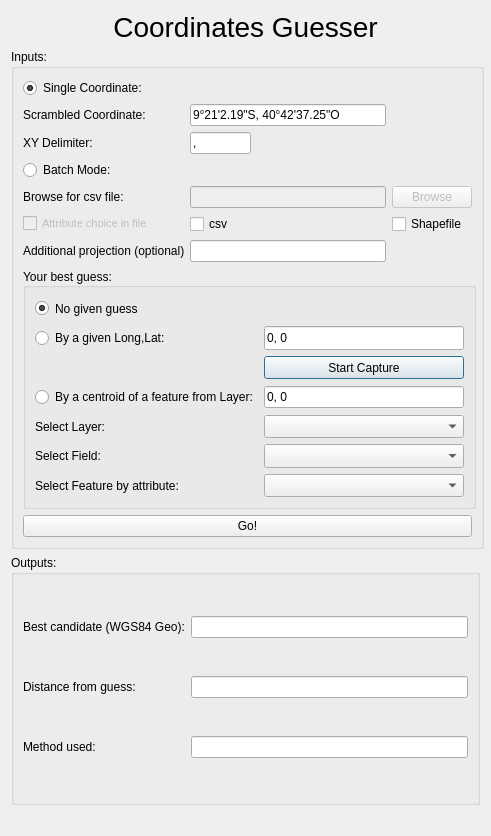
Above: CoordGuesser_dialog_base.ui from jicrbuh/CoordinateGuesser before the change. Below: the same form after it.
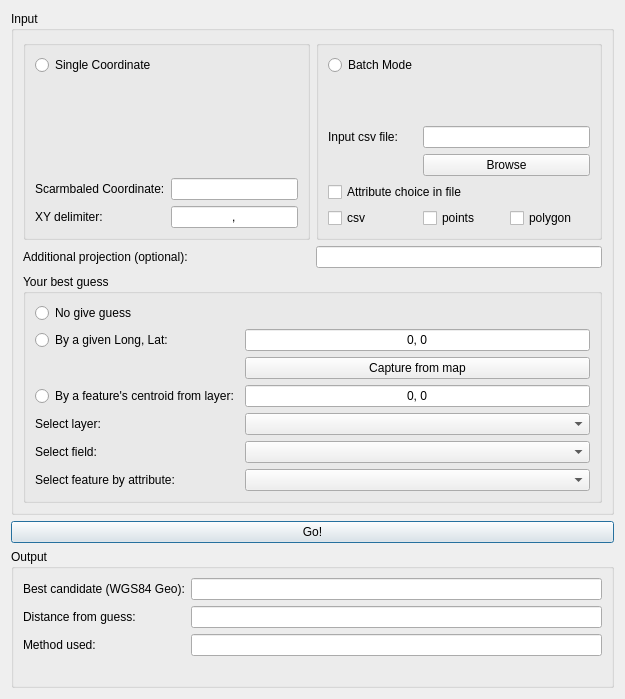
That is the form after the change.

Commit message: made new ui. need to fix the todo-s in CoordGuesser_dialog.py.

Diff of the .ui file:
```diff
--- a/CoordGuesser_dialog_base.ui
+++ b/CoordGuesser_dialog_base.ui
@@ -6,476 +6,289 @@
    <rect>
     <x>0</x>
     <y>0</y>
-    <width>491</width>
-    <height>836</height>
+    <width>625</width>
+    <height>699</height>
    </rect>
   </property>
-  <property name="minimumSize">
-   <size>
-    <width>491</width>
-    <height>633</height>
-   </size>
-  </property>
-  <property name="maximumSize">
-   <size>
-    <width>16777215</width>
-    <height>16777215</height>
-   </size>
-  </property>
   <property name="windowTitle">
    <string>CoordGuesser</string>
   </property>
   <layout class="QGridLayout" name="gridLayout">
-   <item row="3" column="0">
-    <widget class="QGroupBox" name="groupBox_outputs">
-     <property name="sizePolicy">
-      <sizepolicy hsizetype="Expanding" vsizetype="Expanding">
-       <horstretch>2</horstretch>
-       <verstretch>1</verstretch>
-      </sizepolicy>
-     </property>
-     <property name="minimumSize">
-      <size>
-       <width>376</width>
-       <height>111</height>
-      </size>
-     </property>
-     <property name="maximumSize">
-      <size>
-       <width>16777215</width>
-       <height>16777215</height>
-      </size>
-     </property>
+   <item row="4" column="0" colspan="2">
+    <widget class="QGroupBox" name="groupBox_3">
      <property name="title">
-      <string>Outputs:</string>
+      <string>Output</string>
      </property>
-     <property name="flat">
-      <bool>false</bool>
-     </property>
-     <layout class="QGridLayout" name="gridLayout_4">
-      <item row="0" column="0">
-       <widget class="QLabel" name="label_7">
-        <property name="text">
-         <string>Best candidate (WGS84 Geo):</string>
-        </property>
-       </widget>
+     <layout class="QGridLayout" name="gridLayout_3">
+      <item row="3" column="1">
+       <widget class="QLineEdit" name="method_used"/>
+      </item>
+      <item row="2" column="1">
+       <widget class="QLineEdit" name="distance"/>
       </item>
       <item row="0" column="1">
        <widget class="QLineEdit" name="out_xy"/>
       </item>
-      <item row="1" column="0">
-       <widget class="QLabel" name="label_8">
+      <item row="0" column="0">
+       <widget class="QLabel" name="label">
         <property name="text">
-         <string>Distance from guess:</string>
+         <string>Best candidate (WGS84 Geo):</string>
         </property>
        </widget>
       </item>
-      <item row="1" column="1">
-       <widget class="QLineEdit" name="distance"/>
-      </item>
-      <item row="2" column="0">
-       <widget class="QLabel" name="label_9">
+      <item row="3" column="0">
+       <widget class="QLabel" name="label_3">
         <property name="text">
          <string>Method used:</string>
         </property>
        </widget>
       </item>
-      <item row="2" column="1">
-       <widget class="QLineEdit" name="method_used"/>
+      <item row="2" column="0">
+       <widget class="QLabel" name="label_2">
+        <property name="text">
+         <string>Distance from guess:</string>
+        </property>
+       </widget>
       </item>
-     </layout>
-    </widget>
-   </item>
-   <item row="1" column="0">
-    <widget class="QGroupBox" name="groupBox_inputs">
-     <property name="sizePolicy">
-      <sizepolicy hsizetype="Expanding" vsizetype="Expanding">
-       <horstretch>2</horstretch>
-       <verstretch>2</verstretch>
-      </sizepolicy>
-     </property>
-     <property name="minimumSize">
-      <size>
-       <width>473</width>
-       <height>446</height>
-      </size>
-     </property>
-     <property name="title">
-      <string>Inputs:</string>
-     </property>
-     <layout class="QGridLayout" name="gridLayout_2">
-      <item row="8" column="0" colspan="5">
-       <widget class="QGroupBox" name="groupBox">
+      <item row="4" column="0">
+       <widget class="QLabel" name="label_message">
         <property name="sizePolicy">
-         <sizepolicy hsizetype="Expanding" vsizetype="Expanding">
-          <horstretch>2</horstretch>
-          <verstretch>2</verstretch>
+         <sizepolicy hsizetype="Preferred" vsizetype="Fixed">
+          <horstretch>0</horstretch>
+          <verstretch>0</verstretch>
          </sizepolicy>
         </property>
-        <property name="minimumSize">
-         <size>
-          <width>453</width>
-          <height>208</height>
-         </size>
+        <property name="text">
+         <string/>
         </property>
-        <property name="autoFillBackground">
-         <bool>false</bool>
-        </property>
+       </widget>
+      </item>
+     </layout>
+    </widget>
+   </item>
+   <item row="3" column="0" colspan="2">
+    <widget class="QPushButton" name="pushButton_Go">
+     <property name="text">
+      <string>Go!</string>
+     </property>
+    </widget>
+   </item>
+   <item row="0" column="0" colspan="2">
+    <widget class="QGroupBox" name="groupBox">
+     <property name="sizePolicy">
+      <sizepolicy hsizetype="Preferred" vsizetype="Expanding">
+       <horstretch>0</horstretch>
+       <verstretch>0</verstretch>
+      </sizepolicy>
+     </property>
+     <property name="title">
+      <string>Input</string>
+     </property>
+     <layout class="QGridLayout" name="gridLayout_2">
+      <item row="1" column="1">
+       <widget class="QGroupBox" name="groupBox_4">
         <property name="title">
-         <string>Your best guess:</string>
+         <string/>
         </property>
-        <property name="alignment">
-         <set>Qt::AlignLeading|Qt::AlignLeft|Qt::AlignVCenter</set>
-        </property>
-        <layout class="QGridLayout" name="gridLayout_3">
+        <layout class="QGridLayout" name="gridLayout_5">
+         <item row="2" column="1" colspan="2">
+          <widget class="QPushButton" name="pushButton_browse">
+           <property name="text">
+            <string>Browse</string>
+           </property>
+          </widget>
+         </item>
+         <item row="0" column="0" alignment="Qt::AlignTop">
+          <widget class="QRadioButton" name="radioButton_batch">
+           <property name="text">
+            <string>Batch Mode</string>
+           </property>
+          </widget>
+         </item>
+         <item row="4" column="2">
+          <widget class="QCheckBox" name="checkBox">
+           <property name="text">
+            <string>polygon</string>
+           </property>
+          </widget>
+         </item>
+         <item row="1" column="0">
+          <widget class="QLabel" name="label_5">
+           <property name="text">
+            <string>Input csv file:</string>
+           </property>
+          </widget>
+         </item>
+         <item row="1" column="1" colspan="2">
+          <widget class="QLineEdit" name="lineEdit_filePath"/>
+         </item>
+         <item row="4" column="1">
+          <widget class="QCheckBox" name="checkBox_3">
+           <property name="text">
+            <string>points</string>
+           </property>
+          </widget>
+         </item>
          <item row="4" column="0">
-          <widget class="QLabel" name="labelSelectLayer_2">
-           <property name="sizePolicy">
-            <sizepolicy hsizetype="Preferred" vsizetype="Expanding">
-             <horstretch>0</horstretch>
-             <verstretch>0</verstretch>
-            </sizepolicy>
+          <widget class="QCheckBox" name="checkBox_2">
+           <property name="text">
+            <string>csv</string>
            </property>
+          </widget>
+         </item>
+         <item row="3" column="0" colspan="2">
+          <widget class="QCheckBox" name="checkBox_attr">
            <property name="text">
-            <string>Select Layer:</string>
+            <string>Attribute choice in file</string>
            </property>
           </widget>
          </item>
-         <item row="0" column="0">
-          <widget class="QRadioButton" name="noGivenRadioButton">
-           <property name="sizePolicy">
-            <sizepolicy hsizetype="Minimum" vsizetype="Expanding">
-             <horstretch>0</horstretch>
-             <verstretch>0</verstretch>
-            </sizepolicy>
+        </layout>
+       </widget>
+      </item>
+      <item row="1" column="0">
+       <widget class="QGroupBox" name="groupBox_2">
+        <property name="title">
+         <string/>
+        </property>
+        <layout class="QGridLayout" name="gridLayout_4">
+         <item row="3" column="1">
+          <widget class="QLineEdit" name="xydelim">
+           <property name="text">
+            <string>,</string>
            </property>
+           <property name="alignment">
+            <set>Qt::AlignCenter</set>
+           </property>
+          </widget>
+         </item>
+         <item row="3" column="0">
+          <widget class="QLabel" name="label_4">
            <property name="text">
-            <string>No given guess</string>
+            <string>XY delimiter:</string>
            </property>
-           <property name="checked">
-            <bool>true</bool>
+          </widget>
+         </item>
+         <item row="0" column="0" alignment="Qt::AlignTop">
+          <widget class="QRadioButton" name="radioButton_single">
+           <property name="text">
+            <string>Single Coordinate</string>
            </property>
           </widget>
          </item>
          <item row="1" column="0">
-          <widget class="QRadioButton" name="fromMapRadioButton">
-           <property name="sizePolicy">
-            <sizepolicy hsizetype="Minimum" vsizetype="Expanding">
-             <horstretch>0</horstretch>
-             <verstretch>0</verstretch>
-            </sizepolicy>
-           </property>
+          <widget class="QLabel" name="label_10">
            <property name="text">
-            <string>By a given Long,Lat:</string>
-           </property>
-           <property name="checked">
-            <bool>false</bool>
+            <string>Scarmbaled Coordinate:</string>
            </property>
           </widget>
          </item>
          <item row="1" column="1">
+          <widget class="QLineEdit" name="scrambled"/>
+         </item>
+        </layout>
+       </widget>
+      </item>
+      <item row="3" column="0" colspan="2">
+       <widget class="QGroupBox" name="groupBox_5">
+        <property name="title">
+         <string>Your best guess</string>
+        </property>
+        <layout class="QGridLayout" name="gridLayout_6">
+         <item row="3" column="0">
+          <widget class="QRadioButton" name="fromMapRadioButton">
+           <property name="text">
+            <string>By a given Long, Lat:</string>
+           </property>
+          </widget>
+         </item>
+         <item row="9" column="0">
+          <widget class="QLabel" name="label_9">
+           <property name="text">
+            <string>Select feature by attribute:</string>
+           </property>
+          </widget>
+         </item>
+         <item row="7" column="0">
+          <widget class="QLabel" name="label_7">
+           <property name="text">
+            <string>Select layer:</string>
+           </property>
+          </widget>
+         </item>
+         <item row="3" column="1">
           <widget class="QLineEdit" name="lineEdit_latLong">
-           <property name="sizePolicy">
-            <sizepolicy hsizetype="Expanding" vsizetype="Expanding">
-             <horstretch>0</horstretch>
-             <verstretch>0</verstretch>
-            </sizepolicy>
-           </property>
            <property name="text">
             <string>0, 0</string>
            </property>
-          </widget>
-         </item>
-         <item row="2" column="1">
-          <widget class="QPushButton" name="pushButton_Capture">
-           <property name="sizePolicy">
-            <sizepolicy hsizetype="Minimum" vsizetype="Expanding">
-             <horstretch>0</horstretch>
-             <verstretch>0</verstretch>
-            </sizepolicy>
-           </property>
-           <property name="text">
-            <string>Start Capture</string>
-           </property>
-          </widget>
-         </item>
-         <item row="3" column="0">
-          <widget class="QRadioButton" name="fromLayerRadioButton">
-           <property name="sizePolicy">
-            <sizepolicy hsizetype="Minimum" vsizetype="Expanding">
-             <horstretch>0</horstretch>
-             <verstretch>0</verstretch>
-            </sizepolicy>
-           </property>
-           <property name="text">
-            <string>By a centroid of a feature from Layer:</string>
-           </property>
-          </widget>
-         </item>
-         <item row="4" column="1">
-          <widget class="QComboBox" name="selectLayerComboBox">
-           <property name="sizePolicy">
-            <sizepolicy hsizetype="MinimumExpanding" vsizetype="Expanding">
-             <horstretch>0</horstretch>
-             <verstretch>0</verstretch>
-            </sizepolicy>
-           </property>
-          </widget>
-         </item>
-         <item row="5" column="0">
-          <widget class="QLabel" name="labelSelectLayer">
-           <property name="sizePolicy">
-            <sizepolicy hsizetype="Preferred" vsizetype="Expanding">
-             <horstretch>0</horstretch>
-             <verstretch>0</verstretch>
-            </sizepolicy>
-           </property>
-           <property name="text">
-            <string>Select Field:</string>
+           <property name="alignment">
+            <set>Qt::AlignCenter</set>
            </property>
           </widget>
          </item>
          <item row="5" column="1">
-          <widget class="QComboBox" name="selectFieldComboBox">
-           <property name="sizePolicy">
-            <sizepolicy hsizetype="MinimumExpanding" vsizetype="Expanding">
-             <horstretch>0</horstretch>
-             <verstretch>0</verstretch>
-            </sizepolicy>
-           </property>
-          </widget>
-         </item>
-         <item row="6" column="0">
-          <widget class="QLabel" name="labelSelectLayer_4">
-           <property name="sizePolicy">
-            <sizepolicy hsizetype="Preferred" vsizetype="Expanding">
-             <horstretch>0</horstretch>
-             <verstretch>0</verstretch>
-            </sizepolicy>
-           </property>
-           <property name="text">
-            <string>Select Feature by attribute:</string>
-           </property>
-          </widget>
-         </item>
-         <item row="6" column="1">
-          <widget class="QComboBox" name="selectFeatureComboBox">
-           <property name="enabled">
-            <bool>true</bool>
-           </property>
-           <property name="sizePolicy">
-            <sizepolicy hsizetype="MinimumExpanding" vsizetype="Expanding">
-             <horstretch>0</horstretch>
-             <verstretch>0</verstretch>
-            </sizepolicy>
-           </property>
-          </widget>
-         </item>
-         <item row="3" column="1">
           <widget class="QLineEdit" name="lineEdit_centroid">
            <property name="text">
             <string>0, 0</string>
            </property>
+           <property name="alignment">
+            <set>Qt::AlignCenter</set>
+           </property>
+          </widget>
+         </item>
+         <item row="5" column="0">
+          <widget class="QRadioButton" name="fromLayerRadioButton">
+           <property name="text">
+            <string>By a feature's centroid from layer:</string>
+           </property>
+          </widget>
+         </item>
+         <item row="4" column="1">
+          <widget class="QPushButton" name="pushButton_Capture">
+           <property name="text">
+            <string>Capture from map</string>
+           </property>
+          </widget>
+         </item>
+         <item row="7" column="1">
+          <widget class="QComboBox" name="selectLayerComboBox"/>
+         </item>
+         <item row="8" column="0">
+          <widget class="QLabel" name="label_8">
+           <property name="text">
+            <string>Select field:</string>
+           </property>
+          </widget>
+         </item>
+         <item row="8" column="1">
+          <widget class="QComboBox" name="selectFieldComboBox"/>
+         </item>
+         <item row="9" column="1">
+          <widget class="QComboBox" name="selectFeatureComboBox"/>
+         </item>
+         <item row="0" column="0">
+          <widget class="QRadioButton" name="noGivenRadioButton">
+           <property name="text">
+            <string>No give guess</string>
+           </property>
           </widget>
          </item>
         </layout>
        </widget>
       </item>
-      <item row="2" column="1">
-       <widget class="QLineEdit" name="xydelim">
-        <property name="maximumSize">
-         <size>
-          <width>100000</width>
-          <height>16777215</height>
-         </size>
-        </property>
-        <property name="text">
-         <string>,</string>
-        </property>
-        <property name="maxLength">
-         <number>1</number>
-        </property>
-       </widget>
-      </item>
-      <item row="1" column="0">
+      <item row="2" column="0">
        <widget class="QLabel" name="label_6">
-        <property name="toolTip">
-         <string>&lt;html&gt;&lt;head/&gt;&lt;body&gt;&lt;p&gt;For example: 34.121,32.1&lt;/p&gt;&lt;/body&gt;&lt;/html&gt;</string>
-        </property>
-        <property name="text">
-         <string>Scrambled Coordinate:</string>
-        </property>
-       </widget>
-      </item>
-      <item row="7" column="0">
-       <widget class="QLabel" name="label_10">
-        <property name="toolTip">
-         <string>&lt;html&gt;&lt;head/&gt;&lt;body&gt;&lt;p&gt;A valid UTM zone (e.g. &lt;span style=&quot; font-style:italic;&quot;&gt;60&lt;/span&gt;)&lt;/p&gt;&lt;/body&gt;&lt;/html&gt;</string>
-        </property>
         <property name="text">
          <string>Additional projection (optional):</string>
         </property>
        </widget>
       </item>
-      <item row="2" column="0">
-       <widget class="QLabel" name="label_5">
-        <property name="text">
-         <string>XY Delimiter:</string>
-        </property>
-       </widget>
-      </item>
-      <item row="0" column="0">
-       <widget class="QRadioButton" name="radioButton_single">
-        <property name="text">
-         <string>Single Coordinate:</string>
-        </property>
-        <property name="checked">
-         <bool>true</bool>
-        </property>
-        <attribute name="buttonGroup">
-         <string notr="true">buttonGroup_singleBatch</string>
-        </attribute>
-       </widget>
-      </item>
-      <item row="7" column="1" colspan="3">
-       <widget class="QLineEdit" name="lineEdit_addProj">
-        <property name="toolTip">
-         <string>&lt;html&gt;&lt;head/&gt;&lt;body&gt;&lt;p&gt;A valid PROJ.4 string (e.g. &lt;span style=&quot; font-style:italic;&quot;&gt;+proj=longlat +datum=WGS84 +no_defs&lt;/span&gt;) or a UTM zone (e.g. &lt;span style=&quot; font-style:italic;&quot;&gt;60&lt;/span&gt;)&lt;/p&gt;&lt;/body&gt;&lt;/html&gt;</string>
-        </property>
-        <property name="text">
-         <string/>
-        </property>
-       </widget>
-      </item>
-      <item row="4" column="1" colspan="3">
-       <widget class="QLineEdit" name="lineEdit_filePath">
-        <property name="enabled">
-         <bool>false</bool>
-        </property>
-       </widget>
-      </item>
-      <item row="9" column="0" colspan="5">
-       <widget class="QPushButton" name="pushButton_Go">
-        <property name="text">
-         <string>Go!</string>
-        </property>
-       </widget>
-      </item>
-      <item row="3" column="0">
-       <widget class="QRadioButton" name="radioButton_batch">
-        <property name="toolTip">
-         <string>&lt;html&gt;&lt;head/&gt;&lt;body&gt;&lt;p&gt;Parses for every x,y in a row.&lt;/p&gt;&lt;p&gt;&lt;br/&gt;&lt;/p&gt;&lt;/body&gt;&lt;/html&gt;</string>
-        </property>
-        <property name="text">
-         <string>Batch Mode:</string>
-        </property>
-        <attribute name="buttonGroup">
-         <string notr="true">buttonGroup_singleBatch</string>
-        </attribute>
-       </widget>
-      </item>
-      <item row="4" column="0">
-       <widget class="QLabel" name="label">
-        <property name="toolTip">
-         <string>&lt;html&gt;&lt;head/&gt;&lt;body&gt;&lt;p&gt;The file should be in the format of: scarmbled X, scrambled Y&lt;/p&gt;&lt;/body&gt;&lt;/html&gt;</string>
-        </property>
-        <property name="text">
-         <string>Browse for csv file:</string>
-        </property>
-       </widget>
-      </item>
-      <item row="4" column="4">
-       <widget class="QPushButton" name="pushButton_browse">
-        <property name="enabled">
-         <bool>false</bool>
-        </property>
-        <property name="text">
-         <string>Browse</string>
-        </property>
-       </widget>
-      </item>
-      <item row="6" column="0">
-       <widget class="QCheckBox" name="checkBox_attr">
-        <property name="enabled">
-         <bool>false</bool>
-        </property>
-        <property name="font">
-         <font>
-          <pointsize>8</pointsize>
-         </font>
-        </property>
-        <property name="toolTip">
-         <string>&lt;html&gt;&lt;head/&gt;&lt;body&gt;&lt;p&gt;Check if the attribute for every scrambled coordinate is different and in the third row in the csv file&lt;/p&gt;&lt;/body&gt;&lt;/html&gt;</string>
-        </property>
-        <property name="text">
-         <string>Attribute choice in file</string>
-        </property>
-        <property name="checked">
-         <bool>false</bool>
-        </property>
-        <property name="tristate">
-         <bool>false</bool>
-        </property>
-       </widget>
-      </item>
-      <item row="1" column="1" colspan="3">
-       <widget class="QLineEdit" name="scrambled">
-        <property name="text">
-         <string>9°21'2.19&quot;S, 40°42'37.25&quot;O</string>
-        </property>
-       </widget>
-      </item>
-      <item row="6" column="1" colspan="3">
-       <widget class="QCheckBox" name="checkBox">
-        <property name="text">
-         <string>csv</string>
-        </property>
-       </widget>
-      </item>
-      <item row="6" column="4">
-       <widget class="QCheckBox" name="checkBox_2">
-        <property name="text">
-         <string>Shapefile</string>
-        </property>
-       </widget>
+      <item row="2" column="1">
+       <widget class="QLineEdit" name="lineEdit_addProj"/>
       </item>
      </layout>
     </widget>
    </item>
-   <item row="0" column="0">
-    <widget class="QLabel" name="label_title">
-     <property name="maximumSize">
-      <size>
-       <width>16777215</width>
-       <height>39</height>
-      </size>
-     </property>
-     <property name="font">
-      <font>
-       <pointsize>21</pointsize>
-      </font>
-     </property>
-     <property name="text">
-      <string>Coordinates Guesser</string>
-     </property>
-     <property name="alignment">
-      <set>Qt::AlignCenter</set>
-     </property>
-    </widget>
-   </item>
-   <item row="4" column="0">
-    <widget class="QLabel" name="label_message">
-     <property name="font">
-      <font>
-       <weight>75</weight>
-       <bold>true</bold>
-      </font>
-     </property>
-     <property name="text">
-      <string/>
-     </property>
-    </widget>
-   </item>
   </layout>
  </widget>
  <resources/>
```
Left out of the diff: 9 changed lines with no effect on the pictures. The commit also changes 4 other files.
